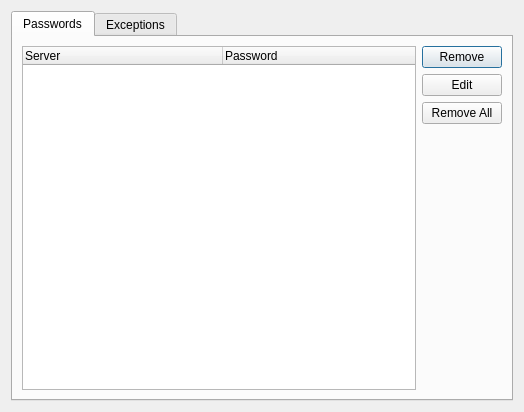
First picture: the form in src/preferences/autofillmanager.ui, repository QupZilla/qupzilla, before the edit.
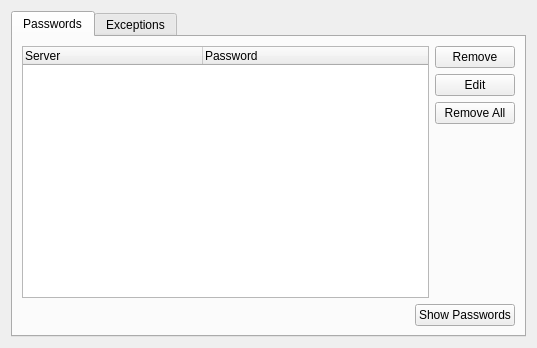
Second picture: the form after the edit.

Commit message: Improved Saving Passwords It is now saving webview's url, not url of request (used to have problems on some pages) And addition small improvements - added possibility to open rss feed in new tab with middle click - middle click on home button loads homepage in new tab - right click on back/next buttons now show menu instantly (instead of holding left mouse button to get menu shown)

What changed in the file:
```diff
--- a/src/preferences/autofillmanager.ui
+++ b/src/preferences/autofillmanager.ui
@@ -1,13 +1,13 @@
 <?xml version="1.0" encoding="UTF-8"?>
 <ui version="4.0">
  <class>AutoFillManager</class>
- <widget class="QDialog" name="AutoFillManager">
+ <widget class="QWidget" name="AutoFillManager">
   <property name="geometry">
    <rect>
     <x>0</x>
     <y>0</y>
-    <width>524</width>
-    <height>412</height>
+    <width>537</width>
+    <height>348</height>
    </rect>
   </property>
   <property name="windowTitle">
@@ -26,11 +26,11 @@
       <attribute name="title">
        <string>Passwords</string>
       </attribute>
-      <layout class="QHBoxLayout" name="horizontalLayout_2">
-       <item>
+      <layout class="QGridLayout" name="gridLayout">
+       <item row="0" column="0">
         <widget class="QTreeWidget" name="treePass">
-         <attribute name="headerDefaultSectionSize">
-          <number>200</number>
+         <attribute name="headerMinimumSectionSize">
+          <number>180</number>
          </attribute>
          <column>
           <property name="text">
@@ -44,7 +44,7 @@
          </column>
         </widget>
        </item>
-       <item>
+       <item row="0" column="1">
         <layout class="QVBoxLayout" name="verticalLayout">
          <item>
           <widget class="QPushButton" name="removePass">
@@ -82,6 +82,30 @@
          </item>
         </layout>
        </item>
+       <item row="1" column="0" colspan="2">
+        <layout class="QHBoxLayout" name="showPasswordsLayout">
+         <item>
+          <spacer name="horizontalSpacer">
+           <property name="orientation">
+            <enum>Qt::Horizontal</enum>
+           </property>
+           <property name="sizeHint" stdset="0">
+            <size>
+             <width>40</width>
+             <height>20</height>
+            </size>
+           </property>
+          </spacer>
+         </item>
+         <item>
+          <widget class="QPushButton" name="showPasswords">
+           <property name="text">
+            <string>Show Passwords</string>
+           </property>
+          </widget>
+         </item>
+        </layout>
+       </item>
       </layout>
      </widget>
      <widget class="QWidget" name="tabExcept">
```
The commit also changes 29 other files.
